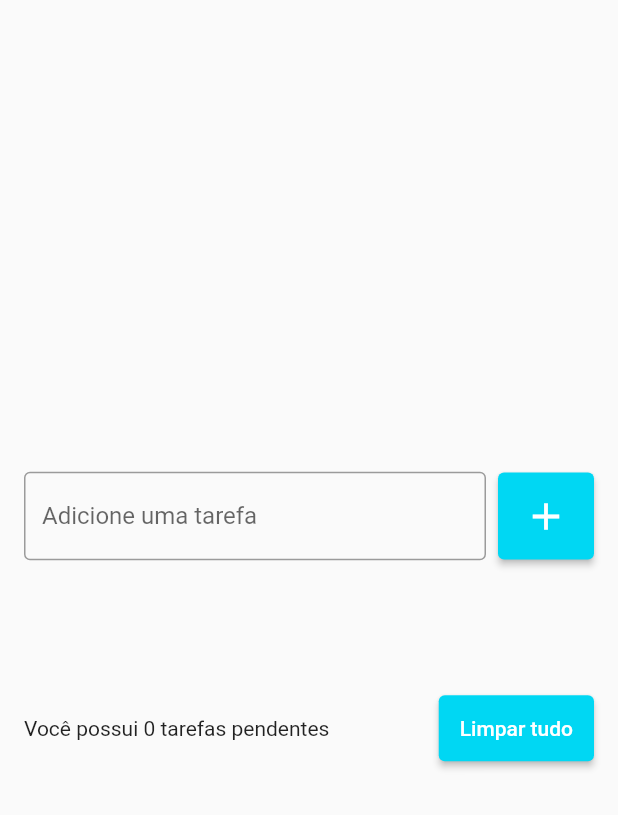
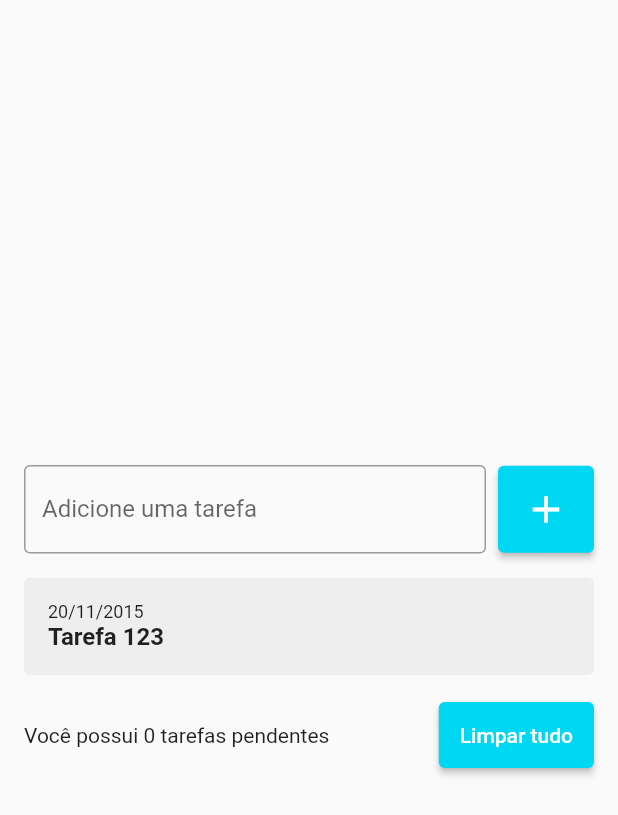
Before and after one commit to antoniotnn/lista_tarefas, a Flutter app: the screen it shows after launch, after a tap on the "add" icon, on a phone screen of 412 x 824 dp. Shown: the top 815 px of the screen. Run offline on Flutter 3.47's test engine with Material 2 defaults, Android fonts, the phone set to English and light mode, and no system bars.

Commit message:
Creating widget for TodoList

```diff
--- a/lib/pages/todo_list_page.dart
+++ b/lib/pages/todo_list_page.dart
@@ -1,4 +1,6 @@
 import 'package:flutter/material.dart';
+
+import '../widgets/todo_list_item.dart';
 
 class TodoListPage extends StatefulWidget {
   TodoListPage({Key? key}) : super(key: key);
@@ -59,12 +61,7 @@ class _TodoListPageState extends State<TodoListPage> {
                   shrinkWrap: true,
                   children: [
                     for (String tarefa in tarefas)
-                      ListTile(
-                        title: Text(tarefa),
-                        onTap: () {
-                          print('Tarefa:  $tarefa');
-                        },
-                      ),
+                      TodoListItem(),
                   ],
                 ),
               ),
--- /dev/null
+++ b/lib/widgets/todo_list_item.dart
@@ -0,0 +1,32 @@
+import 'package:flutter/material.dart';
+
+class TodoListItem extends StatelessWidget {
+  const TodoListItem({Key? key}) : super(key: key);
+
+  @override
+  Widget build(BuildContext context) {
+    return Container(
+      decoration: BoxDecoration(
+        borderRadius: BorderRadius.circular(4),
+        color: Colors.grey[200],
+      ),
+      padding: const EdgeInsets.all(16),
+      child: Column(
+        crossAxisAlignment: CrossAxisAlignment.start,
+        children: [
+          Text(
+            '20/11/2015',
+            style: TextStyle(fontSize: 12),
+          ),
+          Text(
+            'Tarefa 123',
+            style: TextStyle(
+              fontSize: 16,
+              fontWeight: FontWeight.w600,
+            ),
+          ),
+        ],
+      ),
+    );
+  }
+}
```
